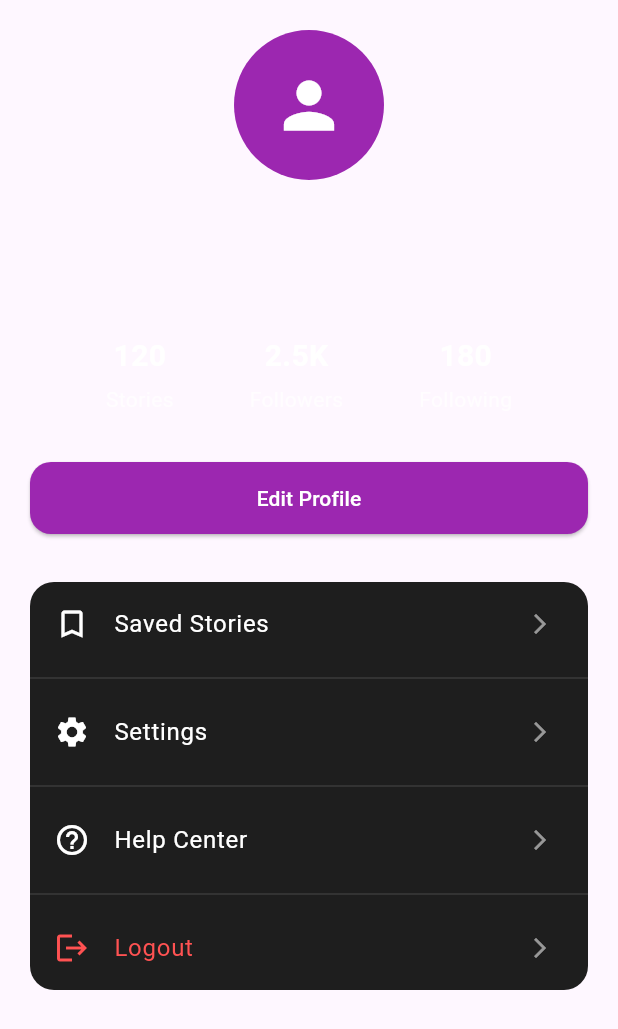
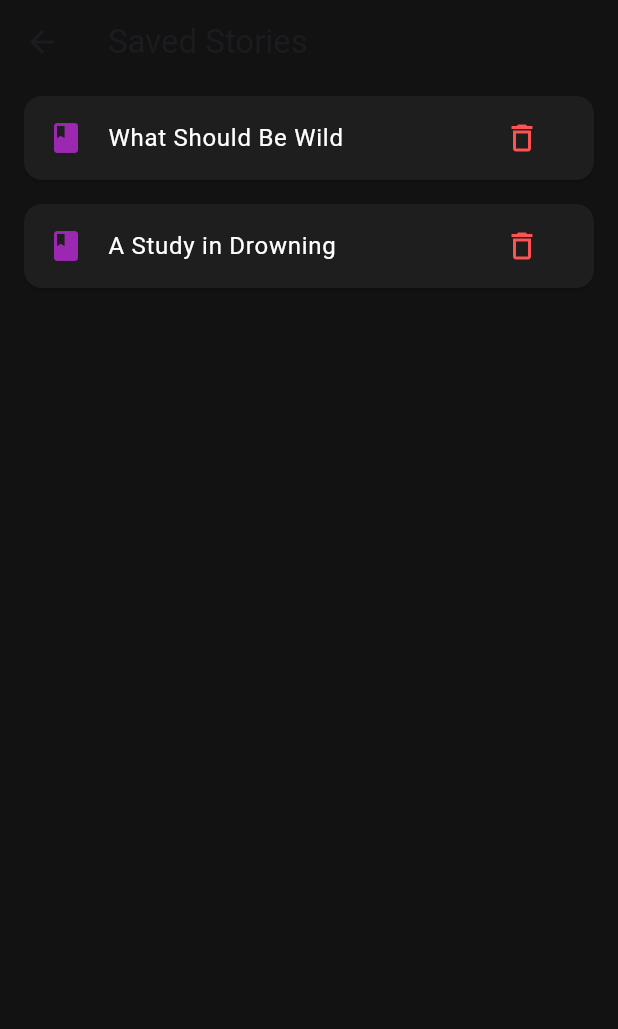
Before and after one commit to talitha404/naratia-app, a Flutter app: the ProfileScreen widget shown alone on an empty page, opened directly, after a tap on "Saved Stories", on a phone screen of 412 x 824 dp. Shown: the top 1029 px of the screen. Run offline on Flutter 3.47's test engine with Material 3 defaults, Android fonts, the phone set to English and light mode, and no system bars; our stand-ins replace shared_preferences; accounts and stored records are empty.

Commit message:
create saved stories screen

```diff
--- a/lib/views/profile/profile_screen.dart
+++ b/lib/views/profile/profile_screen.dart
@@ -4,6 +4,7 @@ import 'package:provider/provider.dart';
 import '../../viewmodels/profile_viewmodel.dart';
 import 'edit_profile_screen.dart';
 import 'settings_screen.dart';
+import 'saved_stories_screen.dart';
 
 class ProfileScreen extends StatefulWidget {
   const ProfileScreen({super.key});
@@ -201,7 +202,17 @@ class _ProfileScreenState extends State<ProfileScreen> {
                       size: 16,
                     ),
 
-                    onTap: () {},
+                    onTap: () {
+
+  Navigator.push(
+    context,
+
+    MaterialPageRoute(
+      builder: (_) =>
+          const SavedStoriesScreen(),
+    ),
+  );
+},
                   ),
 
                   const Divider(color: Colors.white12),
--- /dev/null
+++ b/lib/views/profile/saved_stories_screen.dart
@@ -0,0 +1,129 @@
+import 'package:flutter/material.dart';
+import 'package:provider/provider.dart';
+
+import '../../viewmodels/bookmark_viewmodel.dart';
+
+class SavedStoriesScreen extends StatefulWidget {
+  const SavedStoriesScreen({super.key});
+
+  @override
+  State<SavedStoriesScreen> createState() =>
+      _SavedStoriesScreenState();
+}
+
+class _SavedStoriesScreenState
+    extends State<SavedStoriesScreen> {
+
+@override
+void initState() {
+  super.initState();
+
+  Future.microtask(() async {
+
+    final bookmarkVM =
+        context.read<BookmarkViewModel>();
+
+    await bookmarkVM.loadBookmarks();
+
+    // DUMMY TEST
+    await bookmarkVM.addBookmark(
+      'What Should Be Wild',
+    );
+
+    await bookmarkVM.addBookmark(
+      'A Study in Drowning',
+    );
+  });
+}
+
+  @override
+  Widget build(BuildContext context) {
+
+    return Scaffold(
+      backgroundColor: const Color(0xFF121212),
+
+      appBar: AppBar(
+        backgroundColor: const Color(0xFF121212),
+
+        title: const Text(
+          'Saved Stories',
+        ),
+      ),
+
+      body: Consumer<BookmarkViewModel>(
+        builder: (
+          context,
+          bookmarkVM,
+          child,
+        ) {
+
+          // EMPTY STATE
+          if (bookmarkVM.savedStories.isEmpty) {
+
+            return const Center(
+              child: Text(
+                'No saved stories yet',
+                style: TextStyle(
+                  color: Colors.white70,
+                  fontSize: 16,
+                ),
+              ),
+            );
+          }
+
+          // LIST BOOKMARK
+          return ListView.builder(
+            itemCount:
+                bookmarkVM.savedStories.length,
+
+            itemBuilder: (context, index) {
+
+              final story =
+                  bookmarkVM.savedStories[index];
+
+              return Card(
+                color: const Color(0xFF1E1E1E),
+
+                margin: const EdgeInsets.symmetric(
+                  horizontal: 16,
+                  vertical: 8,
+                ),
+
+                child: ListTile(
+
+                  leading: const Icon(
+                    Icons.book,
+                    color: Colors.purple,
+                  ),
+
+                  title: Text(
+                    story,
+
+                    style: const TextStyle(
+                      color: Colors.white,
+                    ),
+                  ),
+
+                  trailing: IconButton(
+
+                    icon: const Icon(
+                      Icons.delete_outline,
+                      color: Colors.redAccent,
+                    ),
+
+                    onPressed: () {
+
+                      bookmarkVM.removeBookmark(
+                        story,
+                      );
+                    },
+                  ),
+                ),
+              );
+            },
+          );
+        },
+      ),
+    );
+  }
+}
```
